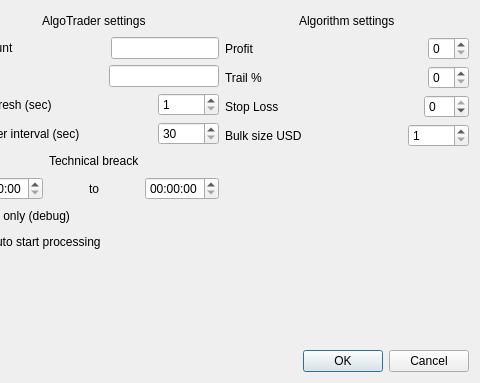
This is UI/SettingsWindow.ui in colaisr/algotrader as Qt 5 draws it before an edit; both pictures show x 304 to 784 and y 0 to 383 of the 784 by 383 pixel window. The edited form follows.
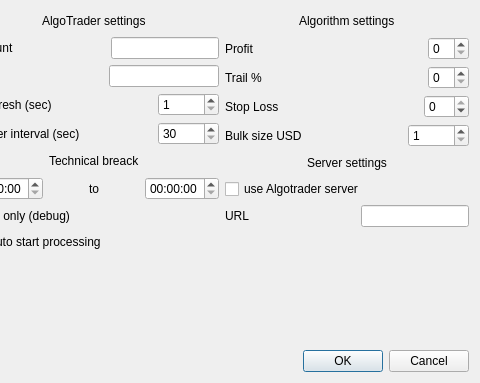
This is the edited form.

Commit message: Settings added for a server integration

The edit to the form file:
```diff
--- a/UI/SettingsWindow.ui
+++ b/UI/SettingsWindow.ui
@@ -13,12 +13,12 @@
   <property name="windowTitle">
    <string>Dialog</string>
   </property>
-  <layout class="QGridLayout" name="gridLayout_2">
-   <item row="0" column="0">
-    <layout class="QVBoxLayout" name="verticalLayout_4">
-     <item>
       <layout class="QGridLayout" name="gridLayout">
        <item row="0" column="0">
+    <layout class="QVBoxLayout" name="verticalLayout_4">
+     <item>
+      <layout class="QHBoxLayout" name="horizontalLayout_16">
+       <item>
         <layout class="QVBoxLayout" name="verticalLayout_3">
          <item>
           <layout class="QHBoxLayout" name="horizontalLayout_10">
@@ -106,7 +106,7 @@
          </item>
         </layout>
        </item>
-       <item row="0" column="1">
+       <item>
         <layout class="QVBoxLayout" name="station">
          <item>
           <layout class="QVBoxLayout" name="verticalLayout">
@@ -390,8 +390,6 @@
          </item>
         </layout>
        </item>
-       <item row="0" column="2">
-        <layout class="QVBoxLayout" name="algorithm">
          <item>
           <layout class="QVBoxLayout" name="verticalLayout_2">
            <item>
@@ -552,6 +550,75 @@
               </widget>
              </item>
             </layout>
+         </item>
+         <item>
+          <layout class="QHBoxLayout" name="horizontalLayout_14">
+           <item>
+            <spacer name="horizontalSpacer_19">
+             <property name="orientation">
+              <enum>Qt::Horizontal</enum>
+             </property>
+             <property name="sizeHint" stdset="0">
+              <size>
+               <width>40</width>
+               <height>20</height>
+              </size>
+             </property>
+            </spacer>
+           </item>
+           <item>
+            <widget class="QLabel" name="label_14">
+             <property name="text">
+              <string>Server settings</string>
+             </property>
+            </widget>
+           </item>
+           <item>
+            <spacer name="horizontalSpacer_20">
+             <property name="orientation">
+              <enum>Qt::Horizontal</enum>
+             </property>
+             <property name="sizeHint" stdset="0">
+              <size>
+               <width>40</width>
+               <height>20</height>
+              </size>
+             </property>
+            </spacer>
+           </item>
+          </layout>
+         </item>
+         <item>
+          <widget class="QCheckBox" name="chbxUseServer">
+           <property name="text">
+            <string>use Algotrader server</string>
+           </property>
+          </widget>
+         </item>
+         <item>
+          <layout class="QHBoxLayout" name="horizontalLayout_15">
+           <item>
+            <widget class="QLabel" name="label_15">
+             <property name="text">
+              <string>URL</string>
+             </property>
+            </widget>
+           </item>
+           <item>
+            <spacer name="horizontalSpacer_21">
+             <property name="orientation">
+              <enum>Qt::Horizontal</enum>
+             </property>
+             <property name="sizeHint" stdset="0">
+              <size>
+               <width>40</width>
+               <height>20</height>
+              </size>
+             </property>
+            </spacer>
+           </item>
+           <item>
+            <widget class="QLineEdit" name="txtServerUrl"/>
            </item>
           </layout>
          </item>
```
Lines whose indentation alone changed are shown as unchanged. The commit also changes 5 other files.
